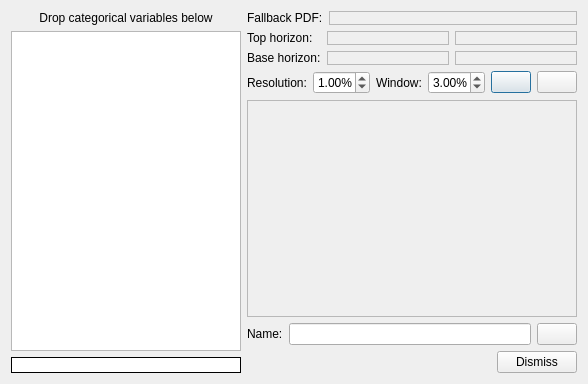
PauloCarvalhoRJ/gammaray, file vertpropcurves/verticalproportioncurvedialog.ui: the form before one commit.
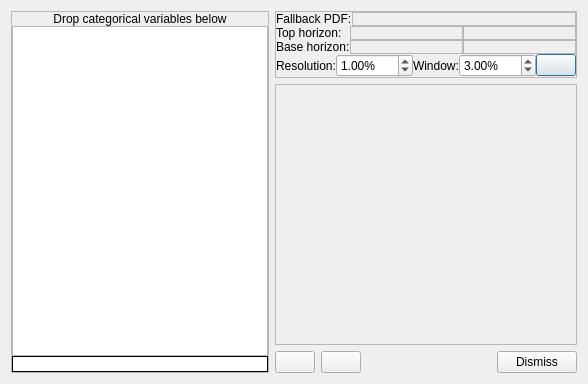
The form after the commit. Icons and pictures are not drawn. Custom widgets are drawn as their Qt base class.

Commit message: Vertical Proportion Curves: save a new VPC to the project and review an existing one.

What changed in the file:
```diff
--- a/vertpropcurves/verticalproportioncurvedialog.ui
+++ b/vertpropcurves/verticalproportioncurvedialog.ui
@@ -15,6 +15,30 @@
   </property>
   <layout class="QHBoxLayout" name="horizontalLayout_3">
    <item>
+    <widget class="QFrame" name="frmLeftPane">
+     <property name="frameShape">
+      <enum>QFrame::StyledPanel</enum>
+     </property>
+     <property name="frameShadow">
+      <enum>QFrame::Raised</enum>
+     </property>
+     <layout class="QVBoxLayout" name="verticalLayout_5">
+      <property name="spacing">
+       <number>0</number>
+      </property>
+      <property name="leftMargin">
+       <number>0</number>
+      </property>
+      <property name="topMargin">
+       <number>0</number>
+      </property>
+      <property name="rightMargin">
+       <number>0</number>
+      </property>
+      <property name="bottomMargin">
+       <number>0</number>
+      </property>
+      <item>
     <layout class="QVBoxLayout" name="verticalLayout_3">
      <item>
       <widget class="QLabel" name="label">
@@ -60,9 +84,42 @@
      </item>
     </layout>
    </item>
+     </layout>
+    </widget>
+   </item>
    <item>
     <layout class="QVBoxLayout" name="verticalLayout_2">
      <item>
+      <widget class="QFrame" name="frmConfig">
+       <property name="minimumSize">
+        <size>
+         <width>0</width>
+         <height>20</height>
+        </size>
+       </property>
+       <property name="frameShape">
+        <enum>QFrame::StyledPanel</enum>
+       </property>
+       <property name="frameShadow">
+        <enum>QFrame::Raised</enum>
+       </property>
+       <layout class="QVBoxLayout" name="verticalLayout_6">
+        <property name="spacing">
+         <number>0</number>
+        </property>
+        <property name="leftMargin">
+         <number>0</number>
+        </property>
+        <property name="topMargin">
+         <number>0</number>
+        </property>
+        <property name="rightMargin">
+         <number>0</number>
+        </property>
+        <property name="bottomMargin">
+         <number>0</number>
+        </property>
+        <item>
       <layout class="QHBoxLayout" name="horizontalLayout">
        <item>
         <widget class="QLabel" name="label_2">
@@ -326,6 +383,60 @@
         </widget>
        </item>
        <item>
+           <widget class="QPushButton" name="btnCompute">
+            <property name="toolTip">
+             <string>Generate vertical proportion curves.</string>
+            </property>
+            <property name="text">
+             <string/>
+            </property>
+            <property name="icon">
+             <iconset resource="../resources.qrc">
+              <normaloff>:/icons32/play32</normaloff>:/icons32/play32</iconset>
+            </property>
+           </widget>
+          </item>
+         </layout>
+        </item>
+       </layout>
+      </widget>
+     </item>
+     <item>
+      <widget class="QFrame" name="frmDisplayVPC">
+       <property name="sizePolicy">
+        <sizepolicy hsizetype="Preferred" vsizetype="Expanding">
+         <horstretch>0</horstretch>
+         <verstretch>0</verstretch>
+        </sizepolicy>
+       </property>
+       <property name="frameShape">
+        <enum>QFrame::StyledPanel</enum>
+       </property>
+       <property name="frameShadow">
+        <enum>QFrame::Raised</enum>
+       </property>
+       <layout class="QVBoxLayout" name="verticalLayout_4">
+        <property name="spacing">
+         <number>0</number>
+        </property>
+        <property name="leftMargin">
+         <number>0</number>
+        </property>
+        <property name="topMargin">
+         <number>0</number>
+        </property>
+        <property name="rightMargin">
+         <number>0</number>
+        </property>
+        <property name="bottomMargin">
+         <number>0</number>
+        </property>
+       </layout>
+      </widget>
+     </item>
+     <item>
+      <layout class="QHBoxLayout" name="horizontalLayout_2">
+       <item>
         <widget class="QPushButton" name="btnEditCurves">
          <property name="sizePolicy">
           <sizepolicy hsizetype="Minimum" vsizetype="Fixed">
@@ -352,70 +463,6 @@
         </widget>
        </item>
        <item>
-        <widget class="QPushButton" name="btnCompute">
-         <property name="toolTip">
-          <string>Generate vertical proportion curves.</string>
-         </property>
-         <property name="text">
-          <string/>
-         </property>
-         <property name="icon">
-          <iconset resource="../resources.qrc">
-           <normaloff>:/icons32/play32</normaloff>:/icons32/play32</iconset>
-         </property>
-        </widget>
-       </item>
-      </layout>
-     </item>
-     <item>
-      <widget class="QFrame" name="frmDisplayVPC">
-       <property name="sizePolicy">
-        <sizepolicy hsizetype="Preferred" vsizetype="Expanding">
-         <horstretch>0</horstretch>
-         <verstretch>0</verstretch>
-        </sizepolicy>
-       </property>
-       <property name="frameShape">
-        <enum>QFrame::StyledPanel</enum>
-       </property>
-       <property name="frameShadow">
-        <enum>QFrame::Raised</enum>
-       </property>
-       <layout class="QVBoxLayout" name="verticalLayout_4">
-        <property name="spacing">
-         <number>0</number>
-        </property>
-        <property name="leftMargin">
-         <number>0</number>
-        </property>
-        <property name="topMargin">
-         <number>0</number>
-        </property>
-        <property name="rightMargin">
-         <number>0</number>
-        </property>
-        <property name="bottomMargin">
-         <number>0</number>
-        </property>
-       </layout>
-      </widget>
-     </item>
-     <item>
-      <layout class="QHBoxLayout" name="horizontalLayout_7">
-       <property name="topMargin">
-        <number>0</number>
-       </property>
-       <item>
-        <widget class="QLabel" name="label_7">
-         <property name="text">
-          <string>Name:</string>
-         </property>
-        </widget>
-       </item>
-       <item>
-        <widget class="QLineEdit" name="txtName"/>
-       </item>
-       <item>
         <widget class="QPushButton" name="btnSave">
          <property name="toolTip">
           <string>Name for Vertical Proportion Curve object.</string>
@@ -429,10 +476,6 @@
          </property>
         </widget>
        </item>
-      </layout>
-     </item>
-     <item>
-      <layout class="QHBoxLayout" name="horizontalLayout_2">
        <item>
         <spacer name="horizontalSpacer">
          <property name="orientation">
```
Left out of the diff: 78 changed lines with no effect on the pictures. Lines whose indentation alone changed are shown as unchanged. The commit also changes 8 other files.
